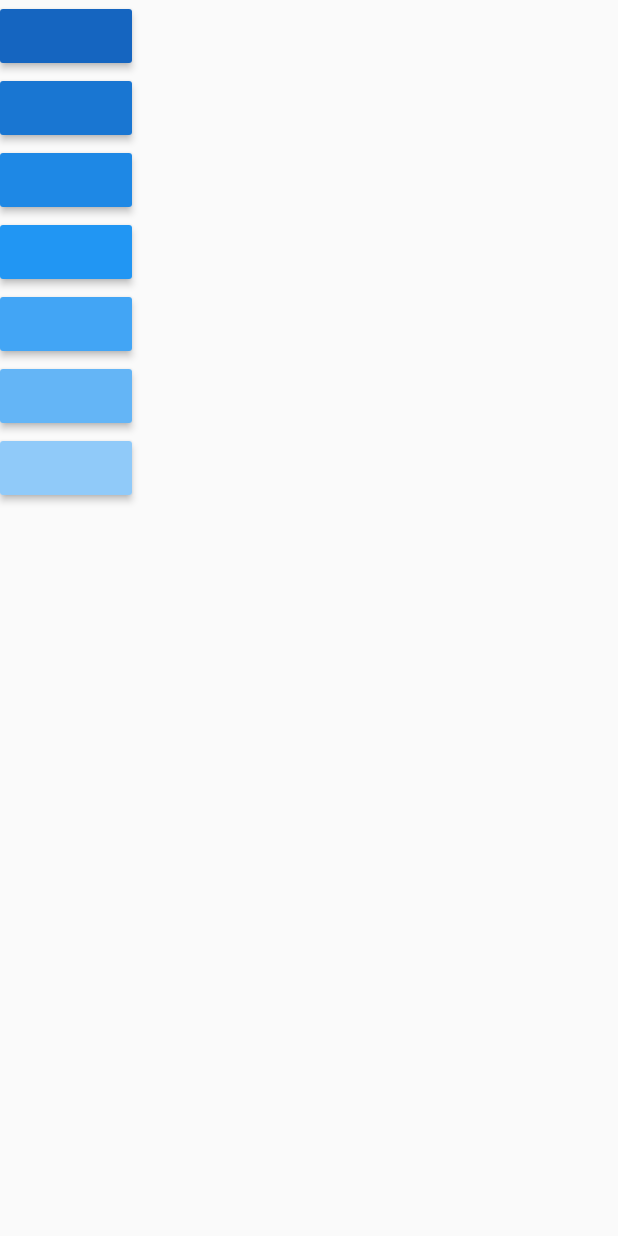
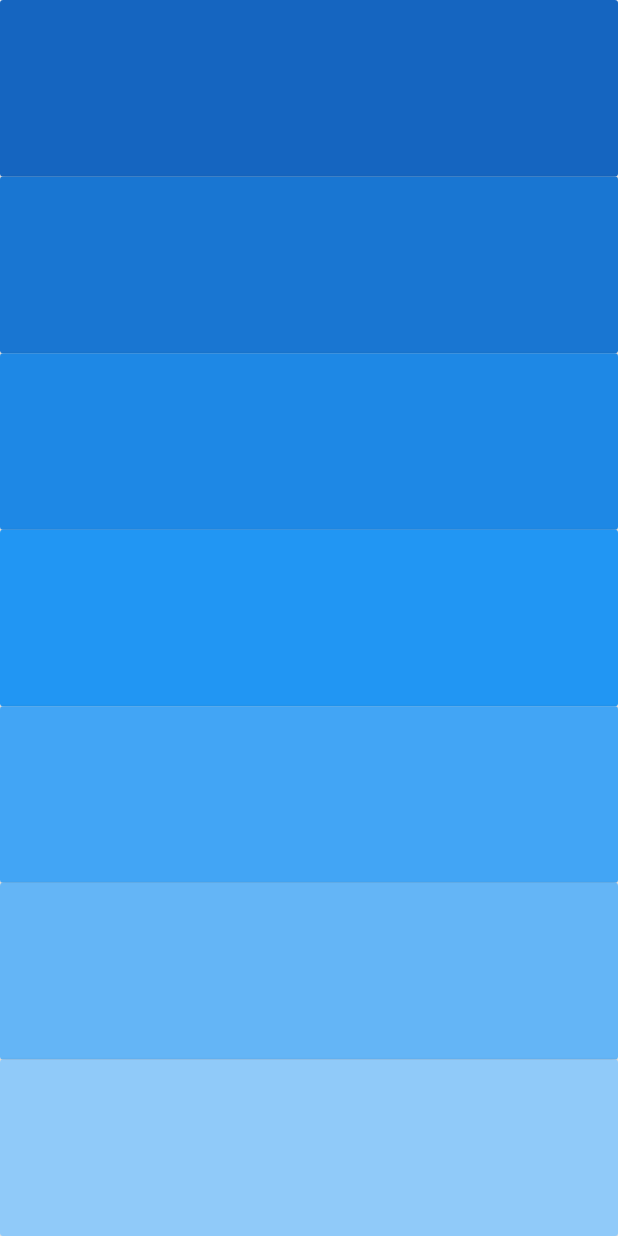
Before and after one commit to tddyer/xylophone-app, a Flutter app: the screen it shows after launch, on a phone screen of 412 x 824 dp. Run offline on Flutter 3.47's test engine with Material 2 defaults, Android fonts, the light colour scheme and no system bars; our stand-ins replace audioplayers.

Commit message:
updated UI

```diff
--- a/lib/main.dart
+++ b/lib/main.dart
@@ -14,16 +14,20 @@ class XylophoneApp extends StatelessWidget {
   Widget build(BuildContext context) {
     return MaterialApp(
       home: Scaffold(
+        backgroundColor: Colors.white,
         body: SafeArea(
           child: Column(
+            crossAxisAlignment: CrossAxisAlignment.stretch,
             children: <Widget>[
               // this for loop generates the buttons for each sound wave
               for (var i in [1, 2, 3, 4, 5, 6, 7])
-                RaisedButton(
-                color: Colors.blue[900 - 100 * i],
-                onPressed: () {
-                  playSound(i);
-                },
+              Expanded(
+                child: RaisedButton(
+                  color: Colors.blue[900 - 100 * i],
+                  onPressed: () {
+                    playSound(i);
+                  },
+                ),
               ),
             ],
           ),
```
